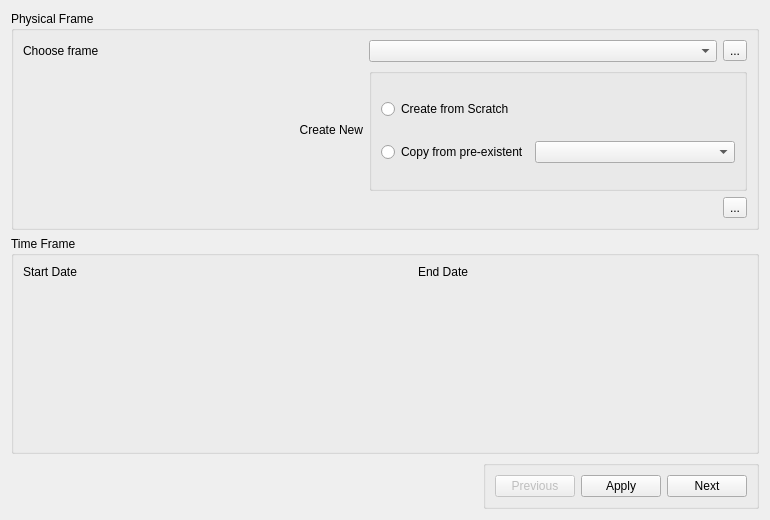
Old version of the form app_new/frmframe.ui in the repository doublebyte1/app_solution.
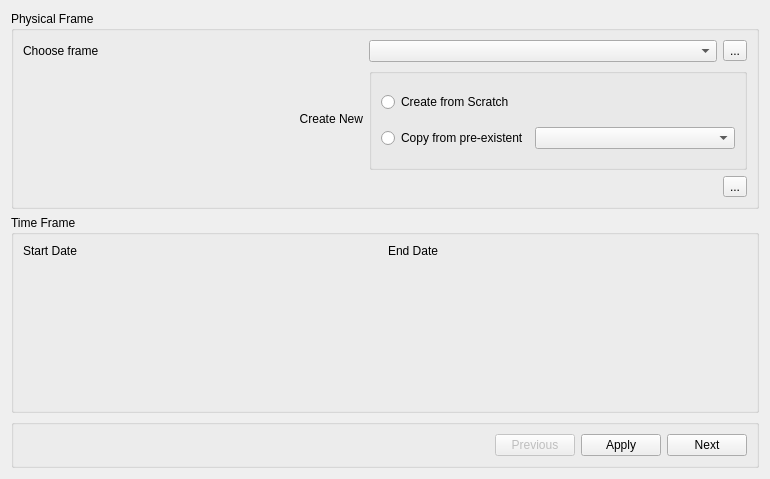
New version of the form. Icons and pictures are not drawn. Custom widgets are drawn as their Qt base class.

```diff
--- a/app_new/frmframe.ui
+++ b/app_new/frmframe.ui
@@ -7,14 +7,14 @@
     <x>0</x>
     <y>0</y>
     <width>770</width>
-    <height>520</height>
+    <height>479</height>
    </rect>
   </property>
   <property name="windowTitle">
    <string>Form</string>
   </property>
-  <layout class="QGridLayout" name="gridLayout_4">
-   <item row="0" column="0" colspan="2">
+  <layout class="QVBoxLayout" name="verticalLayout">
+   <item>
     <widget class="QGroupBox" name="groupPhysical">
      <property name="title">
       <string>Physical Frame</string>
@@ -114,7 +114,7 @@
      </layout>
     </widget>
    </item>
-   <item row="1" column="0" colspan="2">
+   <item>
     <widget class="QGroupBox" name="groupTime">
      <property name="title">
       <string>Time Frame</string>
@@ -133,7 +133,7 @@
         </property>
        </widget>
       </item>
-      <item row="0" column="2">
+      <item row="0" column="1">
        <widget class="QLabel" name="label_2">
         <property name="sizePolicy">
          <sizepolicy hsizetype="Fixed" vsizetype="Fixed">
@@ -146,7 +146,7 @@
         </property>
        </widget>
       </item>
-      <item row="1" column="1">
+      <item row="1" column="0">
        <widget class="CustomTimeCtrl" name="customDtStart">
         <property name="sizePolicy">
          <sizepolicy hsizetype="Expanding" vsizetype="Preferred">
@@ -156,7 +156,7 @@
         </property>
        </widget>
       </item>
-      <item row="1" column="2">
+      <item row="1" column="1">
        <widget class="CustomTimeCtrl" name="customDtEnd">
         <property name="sizePolicy">
          <sizepolicy hsizetype="Expanding" vsizetype="Preferred">
@@ -169,20 +169,7 @@
      </layout>
     </widget>
    </item>
-   <item row="2" column="0">
-    <spacer name="horizontalSpacer">
-     <property name="orientation">
-      <enum>Qt::Horizontal</enum>
-     </property>
-     <property name="sizeHint" stdset="0">
-      <size>
-       <width>484</width>
-       <height>45</height>
-      </size>
-     </property>
-    </spacer>
-   </item>
-   <item row="2" column="1">
+   <item>
     <widget class="QGroupBox" name="groupBackNext">
      <property name="sizePolicy">
       <sizepolicy hsizetype="Preferred" vsizetype="Fixed">
@@ -194,6 +181,19 @@
       <string/>
      </property>
      <layout class="QHBoxLayout" name="horizontalLayout_2">
+      <item>
+       <spacer name="horizontalSpacer">
+        <property name="orientation">
+         <enum>Qt::Horizontal</enum>
+        </property>
+        <property name="sizeHint" stdset="0">
+         <size>
+          <width>40</width>
+          <height>20</height>
+         </size>
+        </property>
+       </spacer>
+      </item>
       <item>
        <widget class="QPushButton" name="pushPrevious">
         <property name="enabled">
```
Left out of the diff: 34 changed lines with no effect on the pictures.
